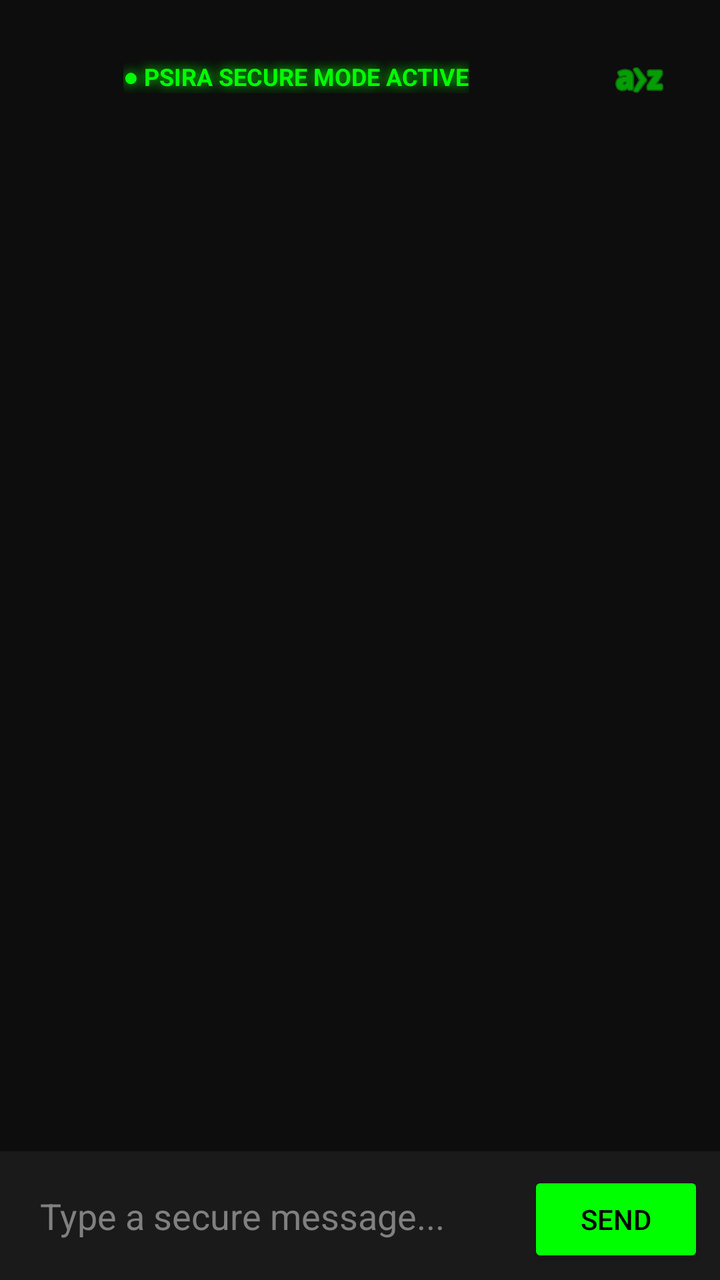
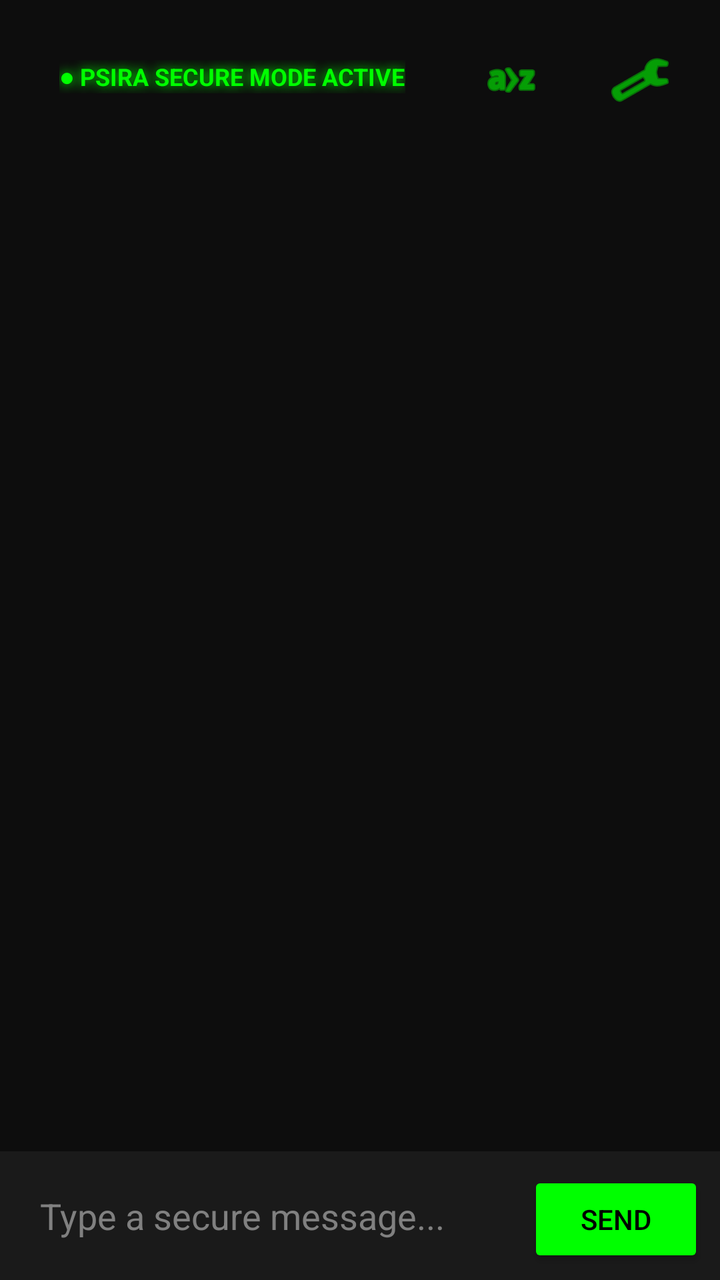

The first picture is an Android layout as it rendered before a commit; the second is the same layout after the commit. The layout source and the unified diff follow.
<!-- AndroidManifest.xml: application theme Theme.PsiRa -->
<!-- res/layout/activity_chat.xml -->
<?xml version="1.0" encoding="utf-8"?>
<androidx.constraintlayout.widget.ConstraintLayout
    xmlns:android="http://schemas.android.com/apk/res/android"
    xmlns:app="http://schemas.android.com/apk/res-auto"
    android:layout_width="match_parent"
    android:layout_height="match_parent"
    android:fitsSystemWindows="true"
    android:background="#0D0D0D">

    <TextView
        android:id="@+id/secureStatusText"
        android:layout_width="wrap_content"
        android:layout_height="wrap_content"
        android:text="● PSIRA SECURE MODE ACTIVE"
        android:textColor="#00FF00"
        android:textSize="12sp"
        android:textStyle="bold"
        android:layout_marginTop="30dp"
        app:layout_constraintTop_toTopOf="parent"
        app:layout_constraintStart_toStartOf="parent"
        app:layout_constraintEnd_toStartOf="@id/btnLearningPage"
        android:shadowColor="#00FF00"
        android:shadowDx="0"
        android:shadowDy="0"
        android:shadowRadius="15" />

    <ImageButton
        android:id="@+id/btnLearningPage"
        android:layout_width="48dp"
        android:layout_height="48dp"
        android:layout_margin="16dp"
        android:background="?attr/selectableItemBackgroundBorderless"
        android:src="@android:drawable/ic_menu_sort_alphabetically"
        android:contentDescription="Alphabet Learning"
        app:tint="#00FF00"
        app:layout_constraintTop_toTopOf="parent"
        app:layout_constraintEnd_toEndOf="parent"
        android:elevation="5dp" />

    <androidx.recyclerview.widget.RecyclerView
        android:id="@+id/recyclerView"
        android:layout_width="0dp"
        android:layout_height="0dp"
        app:layout_constraintTop_toBottomOf="@+id/secureStatusText"
        app:layout_constraintBottom_toTopOf="@id/bottomInputBar"
        app:layout_constraintStart_toStartOf="parent"
        app:layout_constraintEnd_toEndOf="parent"
        android:padding="8dp"
        android:clipToPadding="false"/>

    <LinearLayout
        android:id="@+id/bottomInputBar"
        android:layout_width="0dp"
        android:layout_height="wrap_content"
        android:orientation="horizontal"
        android:padding="8dp"
        android:background="#1A1A1A"
        app:layout_constraintBottom_toBottomOf="parent"
        app:layout_constraintStart_toStartOf="parent"
        app:layout_constraintEnd_toEndOf="parent">

        <EditText
            android:id="@+id/editMessage"
            android:layout_width="0dp"
            android:layout_height="wrap_content"
            android:layout_weight="1"
            android:hint="Type a secure message..."
            android:textColorHint="#808080"
            android:textColor="#FFFFFF"
            android:padding="12dp"
            android:background="@null"
            android:inputType="textShortMessage" />

        <Button
            android:id="@+id/btnSend"
            android:layout_width="wrap_content"
            android:layout_height="wrap_content"
            android:layout_marginStart="8dp"
            app:backgroundTint="#00FF00"
            android:textColor="#000000"
            android:text="Send" />
    </LinearLayout>

</androidx.constraintlayout.widget.ConstraintLayout>
<!-- resources referenced by this layout -->
<resources>
  <style name="Theme.PsiRa" parent="Base.Theme.PsiRa" />
  <style name="Base.Theme.PsiRa" parent="Theme.Material3.DayNight.NoActionBar">
          
          
      </style>
</resources>

<!-- the commit's change to res/layout/activity_chat.xml (unified diff, before → after) -->
@@ -6,6 +6,32 @@
     android:layout_height="match_parent"
     android:fitsSystemWindows="true"
     android:background="#0D0D0D">
+
+    <ImageButton
+        android:id="@+id/btnSettings"
+        android:layout_width="48dp"
+        android:layout_height="48dp"
+        android:layout_margin="16dp"
+        android:background="?attr/selectableItemBackgroundBorderless"
+        android:src="@android:drawable/ic_menu_preferences"
+        android:contentDescription="Settings"
+        app:tint="#00FF00"
+        app:layout_constraintTop_toTopOf="parent"
+        app:layout_constraintEnd_toEndOf="parent"
+        android:elevation="5dp" />
+
+    <ImageButton
+        android:id="@+id/btnLearningPage"
+        android:layout_width="48dp"
+        android:layout_height="48dp"
+        android:layout_margin="16dp"
+        android:background="?attr/selectableItemBackgroundBorderless"
+        android:src="@android:drawable/ic_menu_sort_alphabetically"
+        android:contentDescription="Alphabet Learning"
+        app:tint="#00FF00"
+        app:layout_constraintTop_toTopOf="parent"
+        app:layout_constraintEnd_toStartOf="@id/btnSettings"
+        android:elevation="5dp" />
 
     <TextView
         android:id="@+id/secureStatusText"
@@ -23,19 +49,6 @@
         android:shadowDx="0"
         android:shadowDy="0"
         android:shadowRadius="15" />
-
-    <ImageButton
-        android:id="@+id/btnLearningPage"
-        android:layout_width="48dp"
-        android:layout_height="48dp"
-        android:layout_margin="16dp"
-        android:background="?attr/selectableItemBackgroundBorderless"
-        android:src="@android:drawable/ic_menu_sort_alphabetically"
-        android:contentDescription="Alphabet Learning"
-        app:tint="#00FF00"
-        app:layout_constraintTop_toTopOf="parent"
-        app:layout_constraintEnd_toEndOf="parent"
-        android:elevation="5dp" />
 
     <androidx.recyclerview.widget.RecyclerView
         android:id="@+id/recyclerView"
